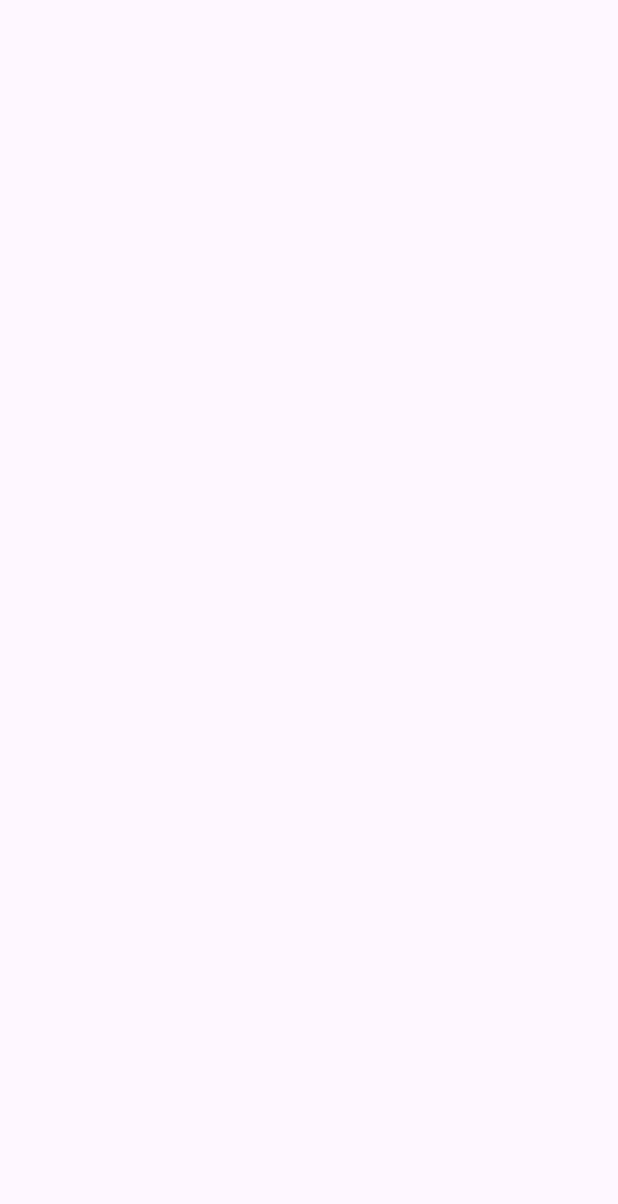
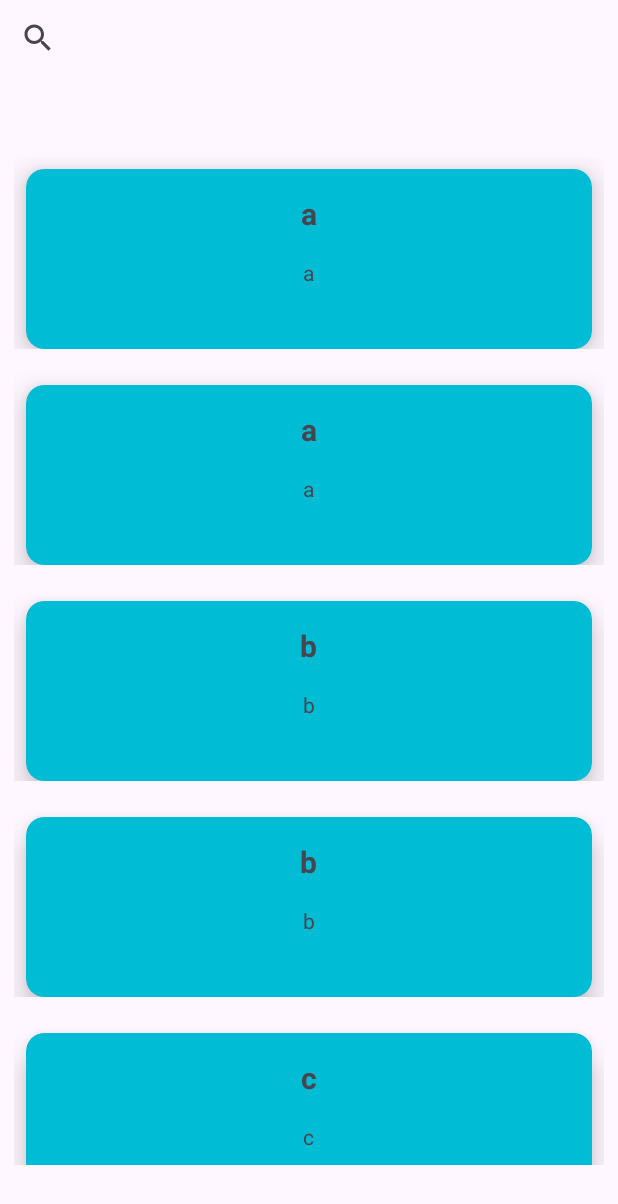
Before and after one commit to carbon-ahs/android_Karbari, an Android app: the screen it shows after launch (LedgerActivity), on a phone screen of 412 x 824 dp. Before the commit the part shown is empty. Shown: the top 1204 px of the screen. Run offline under Robolectric (Android 15) with nearby library versions, the phone set to English and light mode, and no system bars; our stand-ins replace Room's generated code.

```diff
--- a/app/src/main/java/com/axiagroups/karbari/LedgerActivity.java
+++ b/app/src/main/java/com/axiagroups/karbari/LedgerActivity.java
@@ -7,9 +7,13 @@ import androidx.appcompat.app.AppCompatActivity;
 import androidx.core.graphics.Insets;
 import androidx.core.view.ViewCompat;
 import androidx.core.view.WindowInsetsCompat;
+import androidx.lifecycle.LiveData;
 import androidx.lifecycle.Observer;
 import androidx.lifecycle.ViewModelProvider;
+import androidx.recyclerview.widget.LinearLayoutManager;
+import androidx.recyclerview.widget.RecyclerView;
 
+import com.axiagroups.karbari.adapter.RecyclerViewAdapter;
 import com.axiagroups.karbari.model.Contact;
 import com.axiagroups.karbari.model.ContactViewModel;
 
@@ -17,6 +21,9 @@ import java.util.List;
 
 public class LedgerActivity extends AppCompatActivity {
     private ContactViewModel contactViewModel;
+    private RecyclerView recyclerView;
+    private RecyclerViewAdapter recyclerViewAdapter;
+    private LiveData<List<Contact>> contactList;
 
     @Override
     protected void onCreate(Bundle savedInstanceState) {
@@ -29,12 +36,23 @@ public class LedgerActivity extends AppCompatActivity {
             return insets;
         });
 
+        recyclerView = findViewById(R.id.recycleView);
+
+        recyclerView.setHasFixedSize(true);
+        recyclerView.setLayoutManager(new LinearLayoutManager(LedgerActivity.this));
         contactViewModel = new ViewModelProvider.AndroidViewModelFactory(LedgerActivity.this
                 .getApplication())
                 .create(ContactViewModel.class);
 
+
         contactViewModel.getAllContacts().observe(this, contacts -> {
 
+
+            recyclerViewAdapter = new RecyclerViewAdapter(contacts, LedgerActivity.this);
+
+            recyclerView.setAdapter(recyclerViewAdapter);
+
         });
+
     }
 }
--- /dev/null
+++ b/app/src/main/java/com/axiagroups/karbari/adapter/RecyclerViewAdapter.java
@@ -0,0 +1,56 @@
+package com.axiagroups.karbari.adapter;
+
+import android.content.Context;
+import android.view.LayoutInflater;
+import android.view.View;
+import android.view.ViewGroup;
+import android.widget.TextView;
+
+import androidx.annotation.NonNull;
+import androidx.lifecycle.LiveData;
+import androidx.recyclerview.widget.RecyclerView;
+
+import com.axiagroups.karbari.R;
+import com.axiagroups.karbari.model.Contact;
+
+import java.util.List;
+import java.util.Objects;
+
+public class RecyclerViewAdapter extends RecyclerView.Adapter<RecyclerViewAdapter.ViewHolder>{
+    private List<Contact> contactList;
+    private Context context;
+
+    public RecyclerViewAdapter(List<Contact> contactList, Context context) {
+        this.contactList = contactList;
+        this.context = context;
+    }
+
+    @NonNull
+    @Override
+    public ViewHolder onCreateViewHolder(@NonNull ViewGroup parent, int viewType) {
+        View view = LayoutInflater.from(parent.getContext())
+                .inflate(R.layout.contact_row, parent, false);
+        return new ViewHolder(view);
+    }
+
+    @Override
+    public void onBindViewHolder(@NonNull ViewHolder holder, int position) {
+        Contact contact = Objects.requireNonNull(contactList.get(position));
+        holder.nameTV.setText(contact.getName());
+        holder.occupationTV.setText(contact.getOccupation());
+    }
+
+    @Override
+    public int getItemCount() {
+        return Objects.requireNonNull(contactList.size());
+    }
+
+    public class ViewHolder extends RecyclerView.ViewHolder {
+        public TextView nameTV, occupationTV;
+        public ViewHolder(@NonNull View itemView) {
+            super(itemView);
+            nameTV = itemView.findViewById(R.id.row_nameTV);
+            occupationTV = itemView.findViewById(R.id.row_occupationTV);
+        }
+    }
+}
--- a/app/src/main/java/com/axiagroups/karbari/model/Contact.java
+++ b/app/src/main/java/com/axiagroups/karbari/model/Contact.java
@@ -31,6 +31,12 @@ public class Contact {
         this.occupation = occupation;
     }
 
+    public Contact(int id, String name, String occupation) {
+        this.id = id;
+        this.name = name;
+        this.occupation = occupation;
+    }
+
     public int getId() {
         return id;
     }
--- a/app/src/main/java/com/axiagroups/karbari/util/ContactRoomDatabase.java
+++ b/app/src/main/java/com/axiagroups/karbari/util/ContactRoomDatabase.java
@@ -29,6 +29,7 @@ public abstract class ContactRoomDatabase extends RoomDatabase {
                 if (INSTANCE == null) {
                     INSTANCE = Room.databaseBuilder(context.getApplicationContext(),
                             ContactRoomDatabase.class, DB_NAME)
+                            .addCallback(sRoomDatabaseCallback)
                             .build();
                 }
             }
@@ -46,6 +47,28 @@ public abstract class ContactRoomDatabase extends RoomDatabase {
                         ContactDao contactDao = INSTANCE.contactDao();
                         contactDao.deleteAll();
 
+//                        contactDao.insert(new Contact("", ""));
+                        contactDao.insert(new Contact("a", "a"));
+                        contactDao.insert(new Contact("b", "b"));
+                        contactDao.insert(new Contact("c", "c"));
+                        contactDao.insert(new Contact("d", "d"));
+                        contactDao.insert(new Contact("e", "e"));
+                        contactDao.insert(new Contact("f", "f"));
+                        contactDao.insert(new Contact("g", "g"));
+                        contactDao.insert(new Contact("h", "h"));
+                        contactDao.insert(new Contact("i", "i"));
+                        contactDao.insert(new Contact("j", "j"));
+                        contactDao.insert(new Contact("a", "a"));
+                        contactDao.insert(new Contact("b", "b"));
+                        contactDao.insert(new Contact("c", "c"));
+                        contactDao.insert(new Contact("d", "d"));
+                        contactDao.insert(new Contact("e", "e"));
+                        contactDao.insert(new Contact("f", "f"));
+                        contactDao.insert(new Contact("g", "g"));
+                        contactDao.insert(new Contact("h", "h"));
+                        contactDao.insert(new Contact("i", "i"));
+                        contactDao.insert(new Contact("j", "j"));
+
                     });
                 }
             };
--- a/app/src/main/res/layout/activity_ledger.xml
+++ b/app/src/main/res/layout/activity_ledger.xml
@@ -7,4 +7,28 @@
     android:layout_height="match_parent"
     tools:context=".LedgerActivity">
 
+    <SearchView
+        android:id="@+id/searchView"
+        android:layout_width="0dp"
+        android:layout_height="wrap_content"
+        android:layout_marginStart="1dp"
+        android:layout_marginTop="1dp"
+        android:layout_marginEnd="1dp"
+        app:layout_constraintEnd_toEndOf="parent"
+        app:layout_constraintStart_toStartOf="parent"
+        app:layout_constraintTop_toTopOf="parent" />
+
+    <androidx.recyclerview.widget.RecyclerView
+        android:id="@+id/recycleView"
+        android:layout_width="409dp"
+        android:layout_height="680dp"
+        android:layout_marginStart="1dp"
+        android:layout_marginTop="1dp"
+        android:layout_marginEnd="1dp"
+        android:layout_marginBottom="1dp"
+        app:layout_constraintBottom_toBottomOf="parent"
+        app:layout_constraintEnd_toEndOf="parent"
+        app:layout_constraintHorizontal_bias="0.0"
+        app:layout_constraintStart_toStartOf="parent"
+        app:layout_constraintTop_toBottomOf="@+id/searchView" />
 </androidx.constraintlayout.widget.ConstraintLayout>
--- /dev/null
+++ b/app/src/main/res/layout/contact_row.xml
@@ -0,0 +1,46 @@
+<?xml version="1.0" encoding="utf-8"?>
+<androidx.constraintlayout.widget.ConstraintLayout xmlns:android="http://schemas.android.com/apk/res/android"
+    xmlns:app="http://schemas.android.com/apk/res-auto"
+    android:layout_width="match_parent"
+    android:padding="@dimen/general_padding"
+    android:layout_height="wrap_content">
+
+    <androidx.cardview.widget.CardView
+        android:layout_width="match_parent"
+        android:layout_height="120dp"
+        android:layout_marginStart="8dp"
+        android:layout_marginTop="8dp"
+        android:layout_marginEnd="8dp"
+        app:cardBackgroundColor="#00BCD4"
+        app:cardCornerRadius="@dimen/elevation"
+        app:cardElevation="@dimen/elevation"
+        app:layout_constraintEnd_toEndOf="parent"
+        app:layout_constraintStart_toStartOf="parent"
+        app:layout_constraintTop_toTopOf="parent" >
+
+        <LinearLayout
+            android:layout_width="match_parent"
+            android:layout_height="match_parent"
+            android:orientation="vertical">
+
+            <TextView
+                android:id="@+id/row_nameTV"
+                android:layout_width="wrap_content"
+                android:layout_height="wrap_content"
+                android:layout_gravity="center_horizontal"
+                android:layout_margin="@dimen/general_margine"
+                android:layout_marginTop="24dp"
+                android:padding="@dimen/general_padding"
+                android:text="TextView"
+                android:textSize="20sp"
+                android:textStyle="bold" />
+
+            <TextView
+                android:id="@+id/row_occupationTV"
+                android:layout_width="wrap_content"
+                android:layout_height="wrap_content"
+                android:layout_gravity="center_horizontal"
+                android:text="TextView" />
+        </LinearLayout>
+    </androidx.cardview.widget.CardView>
+</androidx.constraintlayout.widget.ConstraintLayout>
--- /dev/null
+++ b/app/src/main/res/values/dimens.xml
@@ -0,0 +1,6 @@
+<?xml version="1.0" encoding="utf-8"?>
+<resources>
+    <dimen name="elevation">12dp</dimen>
+    <dimen name="general_padding">8dp</dimen>
+    <dimen name="general_margine">8dp</dimen>
+</resources>
```
